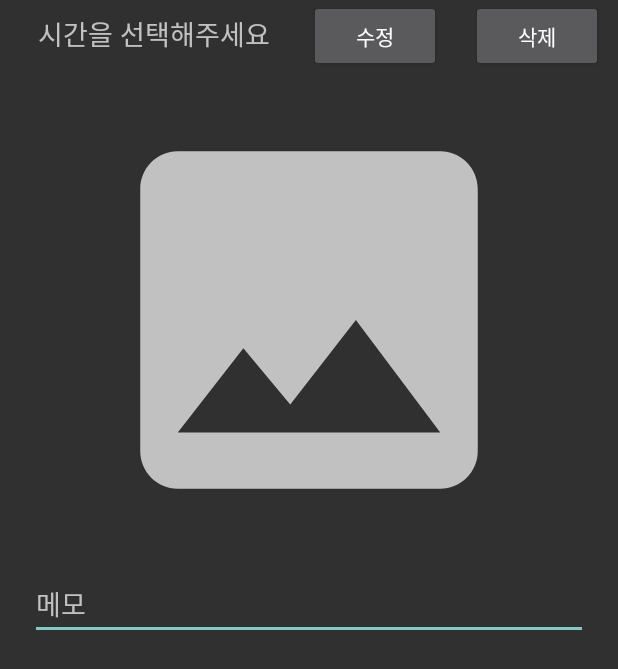
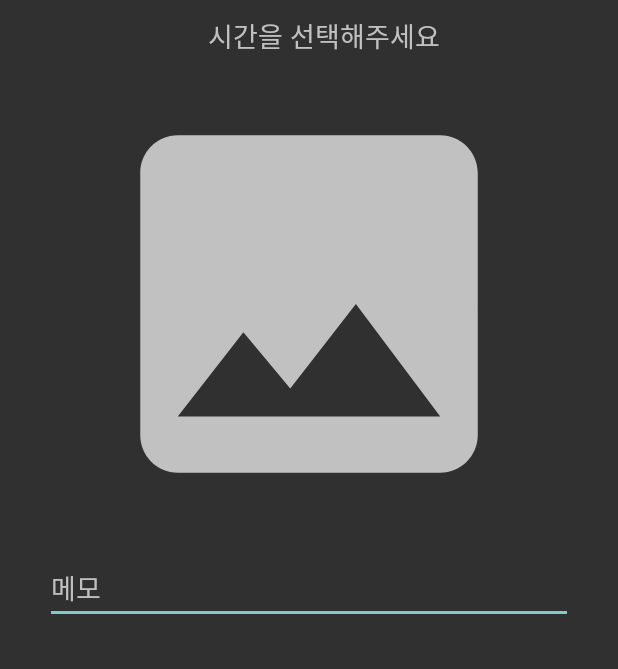
Before and after one commit to enyul3417/BodyManagerApp, an Android app: the layout diet_items.xml on its own in the app's theme, with its tools: preview values and no code run, on a phone screen of 412 x 824 dp. Shown: the top 669 px of the screen. Run offline under Robolectric (Android 15) with nearby library versions, the phone set to English and light mode, and no system bars.

Commit message:
load and update diet function

```diff
--- a/app/src/main/java/com/example/bodymanagerapp/menu/Diet/DietActivity.kt
+++ b/app/src/main/java/com/example/bodymanagerapp/menu/Diet/DietActivity.kt
@@ -107,7 +107,7 @@ class DietActivity : AppCompatActivity() {
             }
             else {
                 var intent : Intent = Intent(this, NewDietActivity::class.java)
-                intent.putExtra("date", date)
+                intent.putExtra("DATE", date)
                 startActivity(intent)
                 //rvAdapter.notifyDataSetChanged()
             }
--- a/app/src/main/res/layout/diet_items.xml
+++ b/app/src/main/res/layout/diet_items.xml
@@ -4,36 +4,18 @@
     android:layout_height="wrap_content"
     xmlns:tools="http://schemas.android.com/tools"
     android:orientation="vertical"
+    android:layout_margin="10dp"
     android:theme="@style/Theme.AppCompat">
 
-
-    <LinearLayout
-        android:layout_width="match_parent"
-        android:layout_height="wrap_content"
-        android:orientation="horizontal">
     <TextView
         android:id="@+id/text_diet_time_item"
         android:layout_width="wrap_content"
         android:layout_height="wrap_content"
         android:text="시간을 선택해주세요"
         android:textSize="18sp"
-            android:gravity="center"
+        android:layout_gravity="center"
         android:layout_marginLeft="10dp"
         android:layout_weight="1"/>
-        <Button
-            android:id="@+id/button_diet_update_item"
-            android:layout_width="wrap_content"
-            android:layout_height="wrap_content"
-            android:text="수정"
-            android:layout_marginHorizontal="10dp"/>
-        <Button
-            android:id="@+id/button_diet_delete_item"
-            android:layout_width="wrap_content"
-            android:layout_height="wrap_content"
-            android:text="삭제"
-            android:layout_marginHorizontal="10dp"/>
-    </LinearLayout>
-
 
     <ImageView
         android:id="@+id/image_diet_item"
```
Also changed, not shown: app/src/main/java/com/example/bodymanagerapp/menu/Diet/DietRecyclerViewAdapter.kt (+10 -0 lines), app/src/main/java/com/example/bodymanagerapp/menu/Diet/NewDietActivity.kt (+14 -24 lines). Lines whose indentation alone changed are shown as unchanged.
